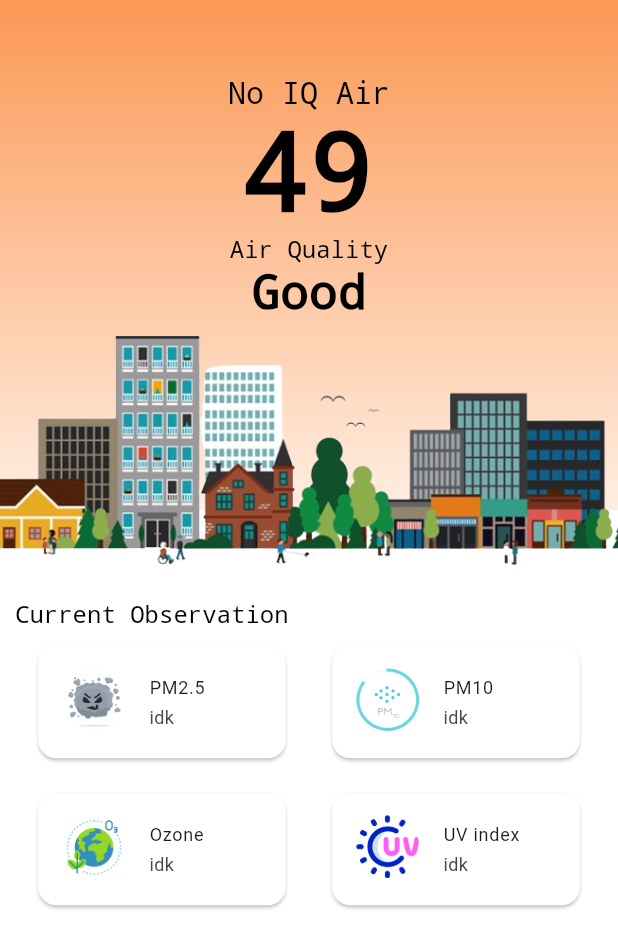
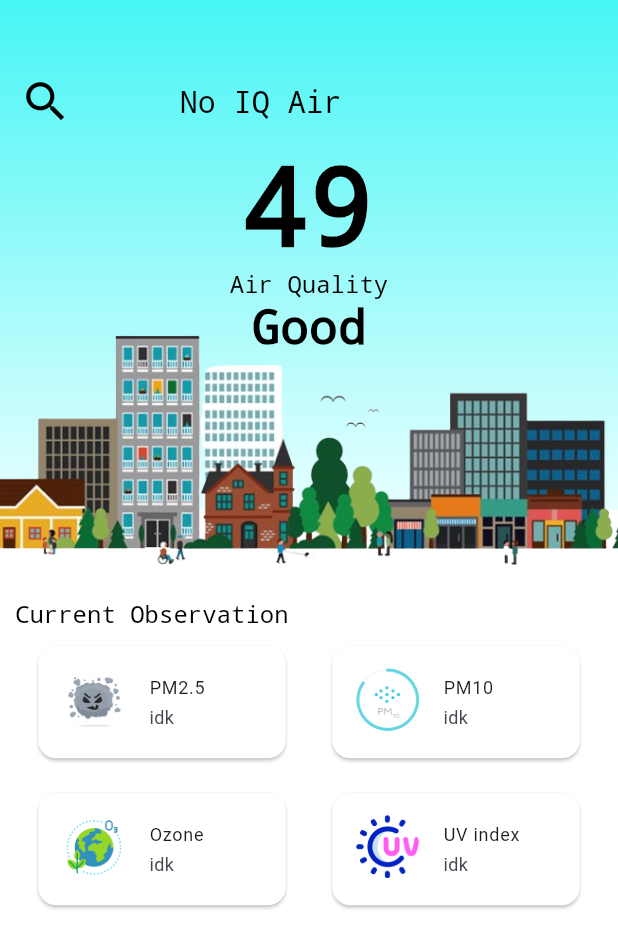
Before and after one commit to noontts/flutter-air-quality, a Flutter app: the screen it shows after launch, on a phone screen of 412 x 824 dp. Shown: the top 948 px of the screen. Run offline on Flutter 3.47's test engine with Material 3 defaults, Android fonts, the phone set to English and light mode, and no system bars; our stand-ins replace dio, flutter_map, get_it, go_router, latlong2, sliding_up_panel; missing offline and left inert: just_the_tooltip.

Commit message:
feat : search icon

```diff
--- a/apps/air_quality/lib/features/home/presentation/widget/city_air_quality_zone.dart
+++ b/apps/air_quality/lib/features/home/presentation/widget/city_air_quality_zone.dart
@@ -1,4 +1,5 @@
 import 'package:core_libs/utils/air_quality_color.dart';
+import 'package:flutter/cupertino.dart';
 import 'package:flutter/material.dart';
 import 'package:flutter/widgets.dart';
 
@@ -11,7 +12,7 @@ class CityAirQualityZone extends StatelessWidget {
   @override
   Widget build(BuildContext context) {
 
-    const apiPm = 141;
+    const apiPm = 49;
 
     final siNaMian = getAqiGradientMainZone(apiPm);
     final siText = aqiToColor(apiPm);
@@ -26,9 +27,20 @@ class CityAirQualityZone extends StatelessWidget {
                   gradient: siNaMian,
                 ),
                 child: Padding(
-                  padding: EdgeInsets.fromLTRB(0, 50, 0, 0),
+                  padding: EdgeInsets.fromLTRB(0, 40, 0, 0),
                   child: Column(
                     children: [
+                      Padding(
+                        padding: const EdgeInsets.fromLTRB(5, 0, 5, 0),
+                        child: Row(
+                          mainAxisAlignment: MainAxisAlignment.spaceBetween,
+                          children: [
+                            IconButton(
+                              icon: const Icon(Icons.search),
+                              iconSize: 35,
+                              color: const Color.fromARGB(255, 0, 0, 0),
+                              onPressed: () {},
+                            ),
                             const Center(
                               child: Text(
                                 'No IQ Air',
@@ -40,7 +52,11 @@ class CityAirQualityZone extends StatelessWidget {
                                 ),
                               ),
                             ),
-                      Center(
+                            const Text("    ") //บังคับให้เว้นสวยๆ
+                          ],
+                        ),
+                      ),
+                      const Center(
                         child: Text(
                           '49',
                           style: TextStyle(
```
Lines whose indentation alone changed are shown as unchanged.
